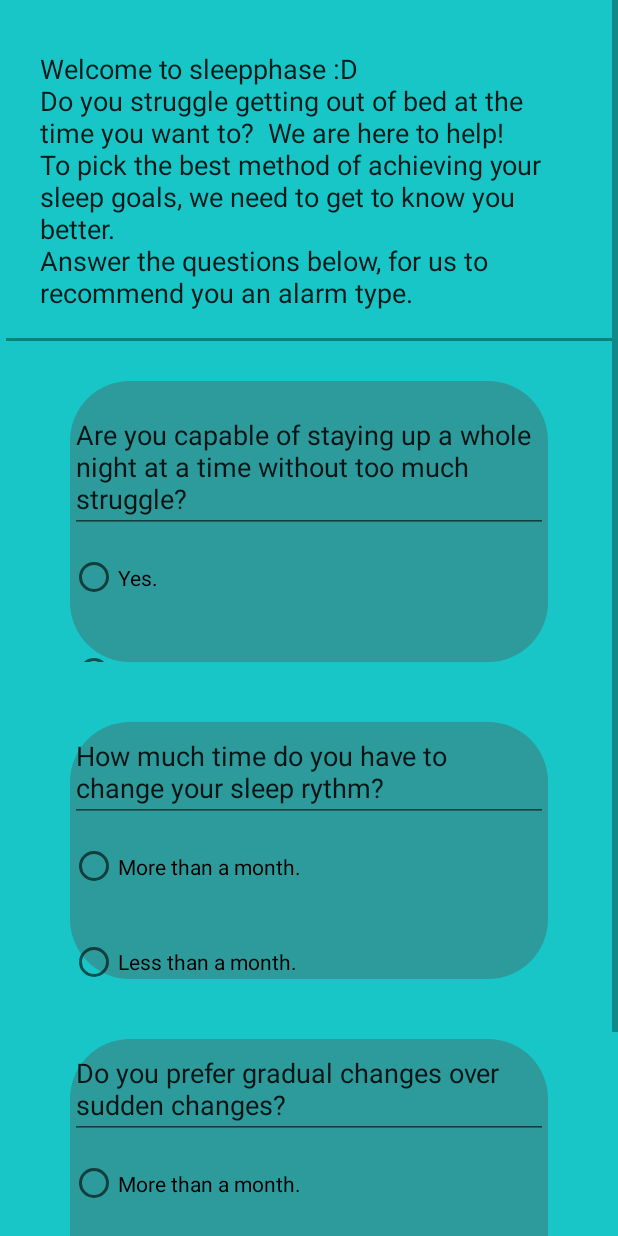
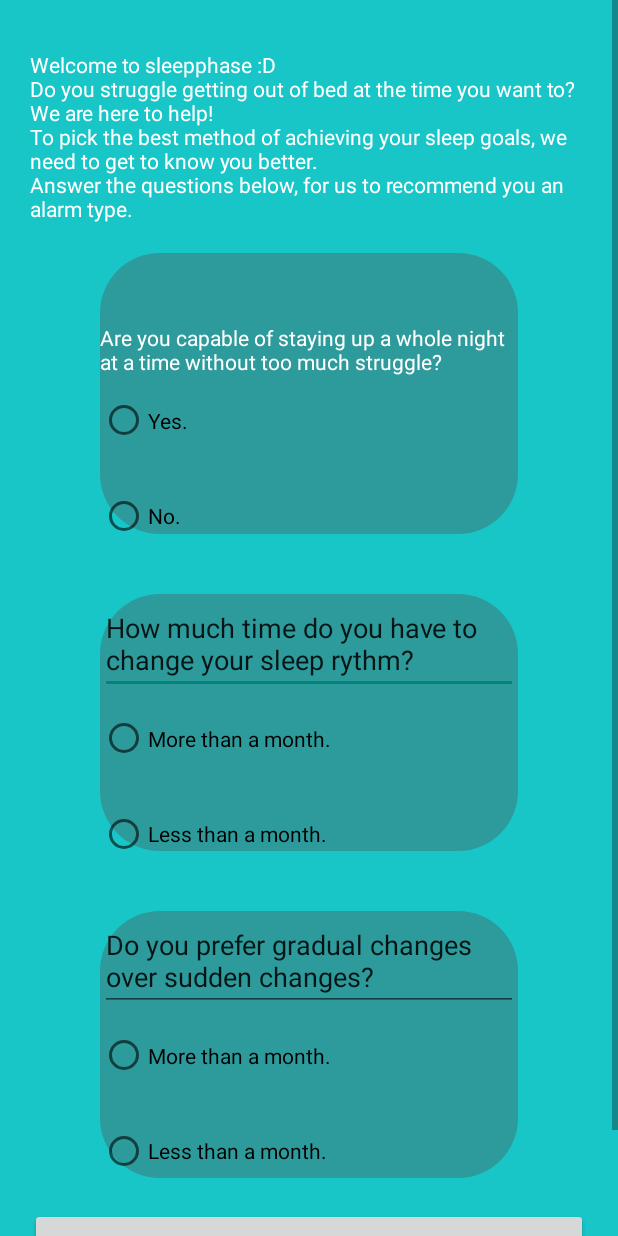
Before and after one commit to zex97/sleepphase, an Android app: the layout activity_quiz.xml on its own in the app's theme, with its tools: preview values and no code run, on a phone screen of 412 x 824 dp. Run offline under Robolectric (Android 15) with nearby library versions, the phone set to English and light mode, and no system bars.

Commit message:
version with quiz

```diff
--- a/app/src/main/java/com/mse/group1/sleepphase/QuizActivity.java
+++ b/app/src/main/java/com/mse/group1/sleepphase/QuizActivity.java
@@ -1,7 +1,9 @@
 package com.mse.group1.sleepphase;
 
 import android.os.Bundle;
+import android.text.Html;
 
+import androidx.appcompat.app.ActionBar;
 import androidx.appcompat.app.AppCompatActivity;
 
 public class QuizActivity  extends AppCompatActivity {
@@ -10,6 +12,12 @@
     protected void onCreate(Bundle savedInstanceState) {
         super.onCreate(savedInstanceState);
 
+        setContentView(R.layout.activity_quiz);
+
+        ActionBar actionBar = getSupportActionBar();
+        actionBar.setDisplayHomeAsUpEnabled(true);
+        actionBar.setTitle(Html.fromHtml("<font color=\"#ffffff\">" + "Take The Quiz" + "</font>", Html.FROM_HTML_MODE_LEGACY));
+
     }
 
 }
--- a/app/src/main/java/com/mse/group1/sleepphase/fragments/NewAlarmFragment.java
+++ b/app/src/main/java/com/mse/group1/sleepphase/fragments/NewAlarmFragment.java
@@ -47,7 +47,7 @@
                 }
         );
 
-        /*quizButton.setOnClickListener(
+        quizButton.setOnClickListener(
                 new View.OnClickListener() {
                     @Override
                     public void onClick(View v) {
@@ -57,7 +57,7 @@
                         startActivity(intent);
                     }
                 }
-        );*/
+        );
         return fragmentView;
     }
 
--- a/app/src/main/res/layout/activity_quiz.xml
+++ b/app/src/main/res/layout/activity_quiz.xml
@@ -13,21 +13,15 @@
             android:layout_width="match_parent"
             android:layout_height="wrap_content"
             android:background="@color/colorPrimary"
-            android:orientation="vertical">
+            android:orientation="vertical"
+            android:paddingLeft="30px"
+            android:paddingTop="50px"
+            android:paddingRight="30px">
 
-            <EditText
-                android:id="@+id/editTextTextMultiLine"
-                style="@style/Widget.AppCompat.AutoCompleteTextView"
+            <TextView
+                android:id="@+id/textView13"
                 android:layout_width="match_parent"
                 android:layout_height="wrap_content"
-                android:clickable="false"
-                android:ems="10"
-                android:gravity="start|top"
-                android:inputType="textMultiLine"
-                android:paddingLeft="40px"
-                android:paddingTop="50px"
-                android:paddingRight="40px"
-                android:paddingBottom="40px"
                 android:text="Welcome to sleepphase :D\nDo you struggle getting out of bed at the time you want to?  We are here to help!\nTo pick the best method of achieving your sleep goals, we need to get to know you better.\nAnswer the questions below, for us to recommend you an alarm type." />
 
             <androidx.constraintlayout.widget.ConstraintLayout
@@ -42,20 +36,18 @@
                 <LinearLayout
                     android:layout_width="match_parent"
                     android:layout_height="match_parent"
+                    android:background="@drawable/alarm_rounded_background"
                     android:orientation="vertical"
                     android:paddingTop="20px"
                     tools:layout_editor_absoluteX="27dp"
-                    android:background="@drawable/alarm_rounded_background"
                     tools:layout_editor_absoluteY="11dp">
 
 
-                    <EditText
-                        android:id="@+id/editTextTextMultiLine3"
+                    <TextView
+                        android:id="@+id/textView14"
                         android:layout_width="match_parent"
                         android:layout_height="wrap_content"
-                        android:ems="10"
-                        android:gravity="start|top"
-                        android:inputType="textMultiLine"
+                        android:paddingTop="50px"
                         android:text="Are you capable of staying up a whole night at a time without too much struggle?" />
 
                     <RadioGroup
```
